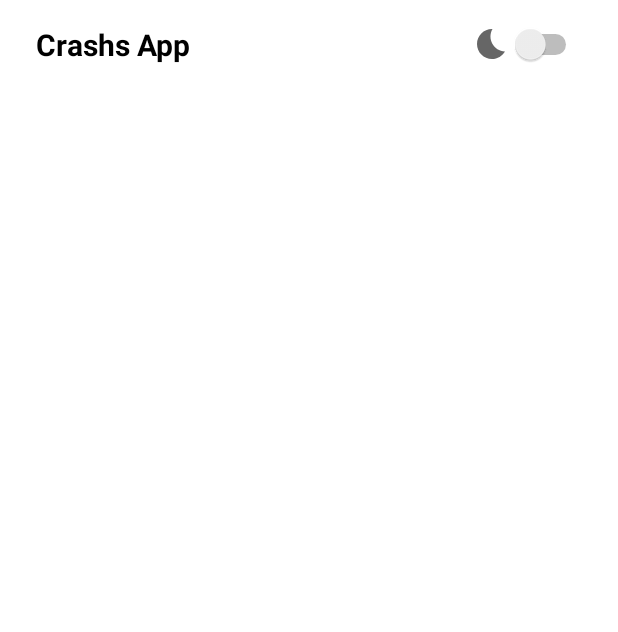
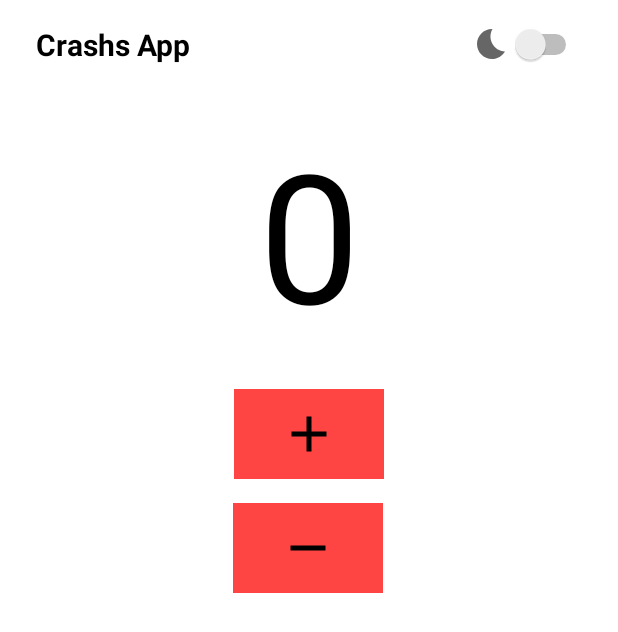
Before and after one commit to gustavodahora/chashs-app, an Android app: the layout activity_main.xml on its own in the app's theme, with its tools: preview values and no code run, on a phone screen of 412 x 824 dp. Shown: the top 632 px of the screen. Run offline under Robolectric (Android 15) with nearby library versions, the light colour scheme and no system bars.

Commit message:
adding the buttons for add and remove crashs

```diff
--- a/app/build.gradle
+++ b/app/build.gradle
@@ -14,6 +14,7 @@ android {
         versionCode 1
         versionName "1.0"
 
+        vectorDrawables.useSupportLibrary = true
         testInstrumentationRunner "androidx.test.runner.AndroidJUnitRunner"
     }
 
--- /dev/null
+++ b/app/src/main/res/drawable/ic_baseline_add_24.xml
@@ -0,0 +1,10 @@
+<vector xmlns:android="http://schemas.android.com/apk/res/android"
+    android:width="24dp"
+    android:height="24dp"
+    android:viewportWidth="24"
+    android:viewportHeight="24"
+    android:tint="?attr/colorControlNormal">
+  <path
+      android:fillColor="@android:color/white"
+      android:pathData="M19,13h-6v6h-2v-6H5v-2h6V5h2v6h6v2z"/>
+</vector>
--- /dev/null
+++ b/app/src/main/res/drawable/ic_baseline_remove_24.xml
@@ -0,0 +1,10 @@
+<vector xmlns:android="http://schemas.android.com/apk/res/android"
+    android:width="24dp"
+    android:height="24dp"
+    android:viewportWidth="24"
+    android:viewportHeight="24"
+    android:tint="?attr/colorControlNormal">
+  <path
+      android:fillColor="@android:color/white"
+      android:pathData="M19,13H5v-2h14v2z"/>
+</vector>
--- a/app/src/main/res/layout/activity_main.xml
+++ b/app/src/main/res/layout/activity_main.xml
@@ -31,5 +31,54 @@
         android:onClick="theme"
         android:textColor="?android:attr/textColorPrimary"
         app:layout_constraintEnd_toEndOf="parent"
-        app:layout_constraintTop_toTopOf="parent" />
+        app:layout_constraintTop_toTopOf="parent"/>
+
+    <TextView
+        android:id="@+id/countCrash"
+        android:layout_width="wrap_content"
+        android:layout_height="wrap_content"
+        android:layout_marginTop="32dp"
+        android:text="@string/count_crash"
+        android:textColor="?android:attr/textColorPrimary"
+        android:textSize="120sp"
+        app:layout_constraintEnd_toEndOf="parent"
+        app:layout_constraintStart_toStartOf="parent"
+        app:layout_constraintTop_toBottomOf="@+id/appTitle" />
+
+    <ImageButton
+        android:id="@+id/addCrash"
+        android:layout_width="100dp"
+        android:layout_height="60dp"
+        android:layout_marginTop="24dp"
+        android:background="?attr/colorPrimary"
+        android:paddingLeft="30dp"
+        android:paddingTop="10dp"
+        android:paddingRight="30dp"
+        android:paddingBottom="10dp"
+        android:scaleType="fitXY"
+        app:layout_constraintEnd_toEndOf="parent"
+        app:layout_constraintStart_toStartOf="parent"
+        app:layout_constraintTop_toBottomOf="@+id/countCrash"
+        app:srcCompat="@drawable/ic_baseline_add_24"
+        app:tint="?android:attr/textColorPrimary" />
+
+    <ImageButton
+        android:id="@+id/removeCrash"
+        android:layout_width="100dp"
+        android:layout_height="60dp"
+        android:layout_marginTop="16dp"
+        android:background="?attr/colorPrimary"
+        android:paddingLeft="30dp"
+        android:paddingTop="10dp"
+        android:paddingRight="30dp"
+        android:paddingBottom="10dp"
+        android:scaleType="fitXY"
+        app:layout_constraintEnd_toEndOf="parent"
+        app:layout_constraintHorizontal_bias="0.498"
+        app:layout_constraintStart_toStartOf="parent"
+        app:layout_constraintTop_toBottomOf="@+id/addCrash"
+        app:srcCompat="@drawable/ic_baseline_remove_24"
+        app:tint="?android:attr/textColorPrimary" />
+
+
 </androidx.constraintlayout.widget.ConstraintLayout>
--- a/app/src/main/res/values/strings.xml
+++ b/app/src/main/res/values/strings.xml
@@ -1,4 +1,5 @@
 <resources>
     <string name="app_name">crashs-app</string>
     <string name="app_title">Crashs App</string>
+    <string name="count_crash">0</string>
 </resources>
```
